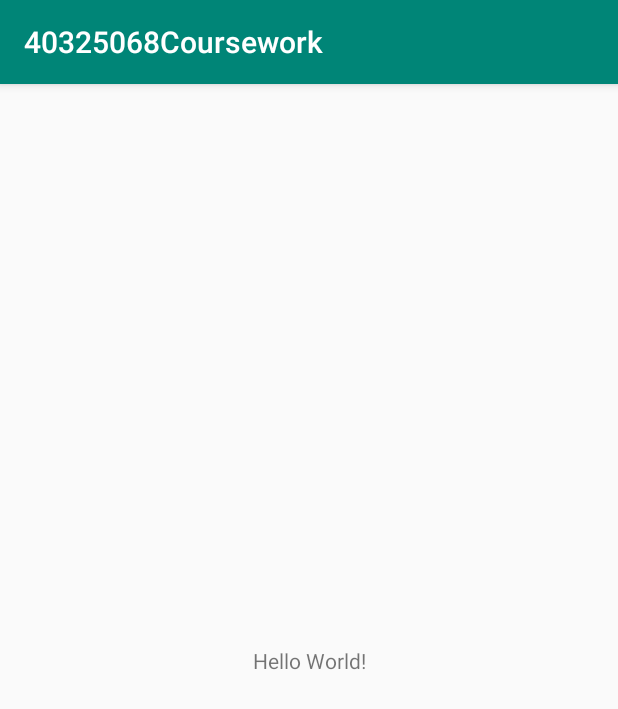
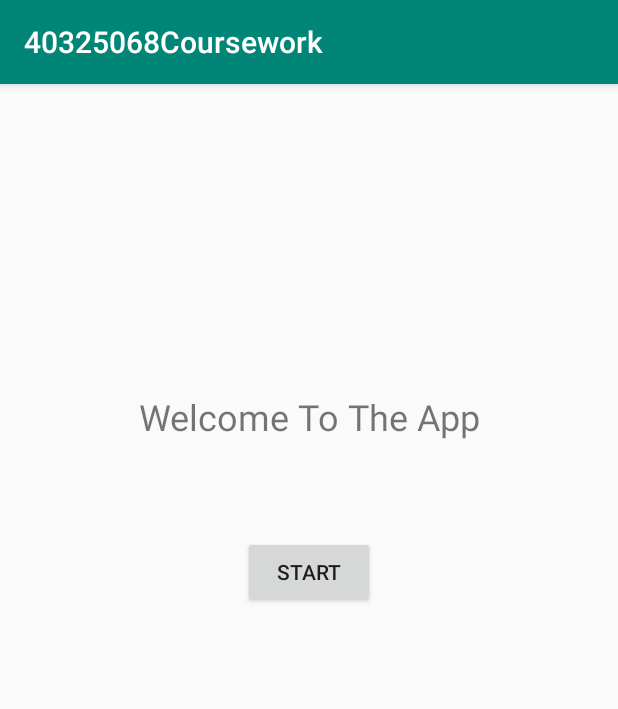
Before and after one commit to Adam110001/Java-Android-Tic-Tac-Toe-Mobile-Application, an Android app: the screen it shows after launch (MainActivity), on a phone screen of 412 x 824 dp. Shown: the top 709 px of the screen. Run offline under Robolectric (Android 15) with nearby library versions, the phone set to English and light mode, and no system bars.

Commit message:
Design Changes

```diff
--- a/app/src/main/res/layout/activity_main.xml
+++ b/app/src/main/res/layout/activity_main.xml
@@ -7,12 +7,32 @@
     tools:context=".MainActivity">
 
     <TextView
-        android:layout_width="wrap_content"
-        android:layout_height="wrap_content"
-        android:text="Hello World!"
-        app:layout_constraintBottom_toBottomOf="parent"
+        android:id="@+id/textView"
+        android:layout_width="239dp"
+        android:layout_height="34dp"
+        android:layout_marginTop="200dp"
+        android:layout_marginBottom="25dp"
+        android:text="Welcome To The App"
+        android:textAlignment="center"
+        android:textSize="24sp"
+        app:layout_constraintBottom_toTopOf="@+id/button"
         app:layout_constraintLeft_toLeftOf="parent"
         app:layout_constraintRight_toRightOf="parent"
         app:layout_constraintTop_toTopOf="parent" />
 
+    <Button
+        android:id="@+id/button"
+        android:layout_width="wrap_content"
+        android:layout_height="wrap_content"
+        android:layout_marginStart="161dp"
+        android:layout_marginTop="32dp"
+        android:layout_marginEnd="162dp"
+        android:layout_marginBottom="413dp"
+        android:text="Start"
+        android:textAlignment="center"
+        app:layout_constraintBottom_toBottomOf="parent"
+        app:layout_constraintEnd_toEndOf="parent"
+        app:layout_constraintStart_toStartOf="parent"
+        app:layout_constraintTop_toBottomOf="@+id/textView" />
+
 </android.support.constraint.ConstraintLayout>
```
